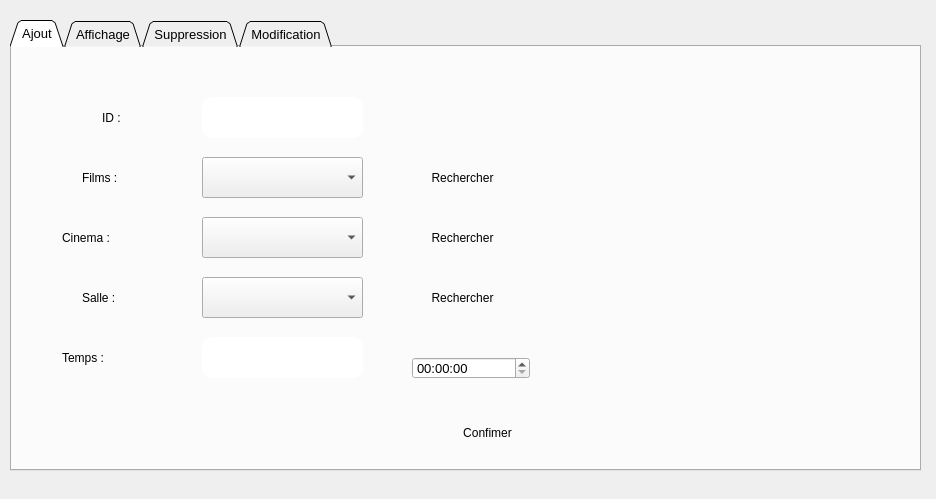
SeifEddineAmara/smart-cinema-2A4, file integration_f/projection_page.ui: the form before one commit.
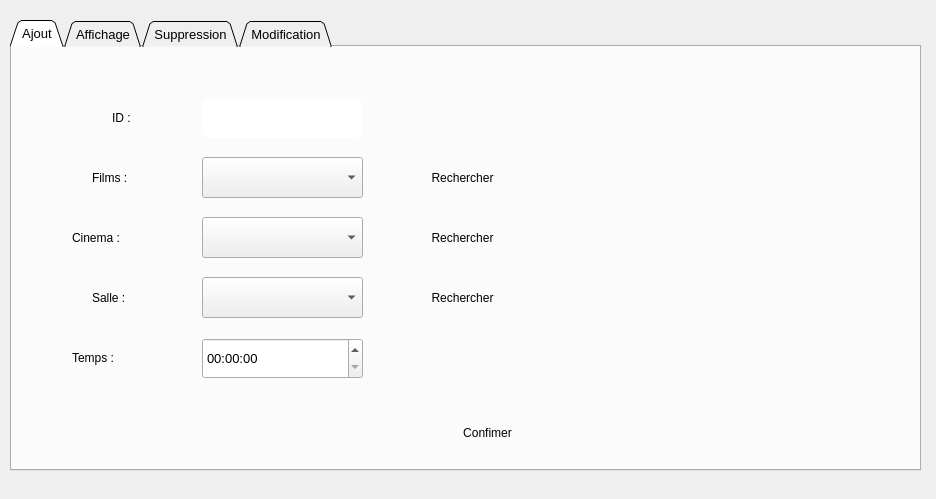
The form after the commit. The open tabs and pages were chosen to show the change. Icons and pictures are not drawn.

```diff
--- a/integration_f/projection_page.ui
+++ b/integration_f/projection_page.ui
@@ -46,7 +46,7 @@
     <widget class="QLabel" name="label">
      <property name="geometry">
       <rect>
-       <x>90</x>
+       <x>100</x>
        <y>50</y>
        <width>61</width>
        <height>41</height>
@@ -79,7 +79,7 @@
     <widget class="QLabel" name="label_2">
      <property name="geometry">
       <rect>
-       <x>70</x>
+       <x>80</x>
        <y>110</y>
        <width>91</width>
        <height>41</height>
@@ -127,7 +127,7 @@
     <widget class="QLabel" name="label_3">
      <property name="geometry">
       <rect>
-       <x>50</x>
+       <x>60</x>
        <y>170</y>
        <width>91</width>
        <height>41</height>
@@ -175,7 +175,7 @@
     <widget class="QLabel" name="label_4">
      <property name="geometry">
       <rect>
-       <x>70</x>
+       <x>80</x>
        <y>230</y>
        <width>91</width>
        <height>41</height>
@@ -223,7 +223,7 @@
     <widget class="QLabel" name="label_5">
      <property name="geometry">
       <rect>
-       <x>50</x>
+       <x>60</x>
        <y>290</y>
        <width>91</width>
        <height>41</height>
@@ -237,22 +237,6 @@
       <string>Temps :</string>
      </property>
     </widget>
-    <widget class="QLineEdit" name="lineEdit__time">
-     <property name="geometry">
-      <rect>
-       <x>190</x>
-       <y>290</y>
-       <width>161</width>
-       <height>41</height>
-      </rect>
-     </property>
-     <property name="styleSheet">
-      <string notr="true">border-radius : 10px ;
-color: rgb(0, 0, 127);
-font: 14pt &quot;MS Shell Dlg 2&quot;;
-border-image: whit</string>
-     </property>
-    </widget>
     <widget class="QPushButton" name="pushButton_conf">
      <property name="geometry">
       <rect>
@@ -274,10 +258,10 @@
     <widget class="QTimeEdit" name="timeEdit_ajout">
      <property name="geometry">
       <rect>
-       <x>400</x>
-       <y>310</y>
-       <width>118</width>
-       <height>22</height>
+       <x>190</x>
+       <y>291</y>
+       <width>161</width>
+       <height>41</height>
       </rect>
      </property>
      <property name="styleSheet">
```
Left out of the diff: 56 changed lines with no effect on the pictures.
